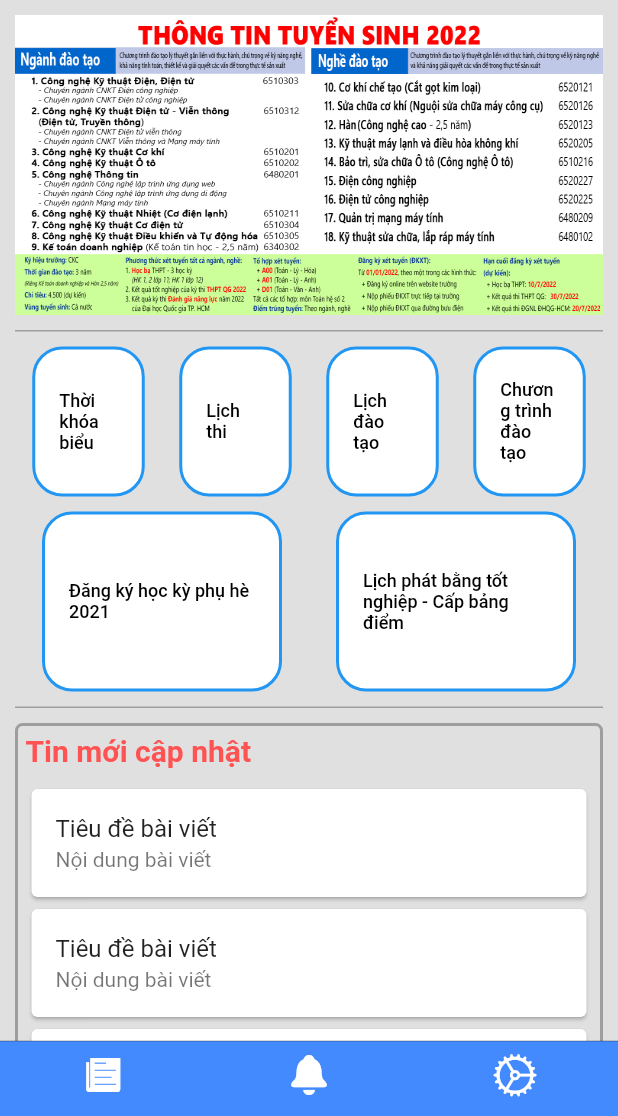
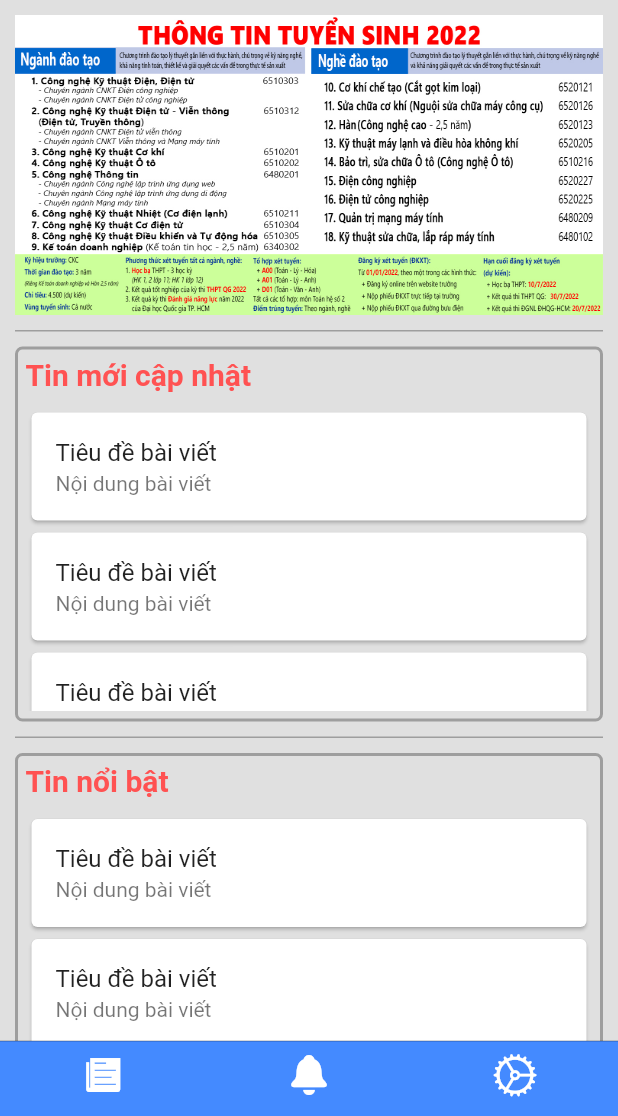
Before and after one commit to TianTruong/0306191282_0306191277, a Flutter app: the screen it shows after launch, after a tap on the "search" icon, on a phone screen of 412 x 824 dp, the part 120-1236 px from its top. Run offline on Flutter 3.47's test engine with Material 2 defaults, Android fonts, the phone set to English and light mode, and no system bars.

Commit message:
Demo UI Phòng HCQT

```diff
--- a/src/app_tin_tuc_cao_thang/lib/home/home.dart
+++ b/src/app_tin_tuc_cao_thang/lib/home/home.dart
@@ -2,6 +2,7 @@
 
 import 'package:app_tin_tuc_cao_thang/home/news.dart';
 import 'package:app_tin_tuc_cao_thang/home/notification.dart';
+import 'package:app_tin_tuc_cao_thang/home/phongban/phongHCQT.dart';
 import 'package:app_tin_tuc_cao_thang/home/phongban/phongdaotao.dart';
 import 'package:app_tin_tuc_cao_thang/home/settings.dart';
 import 'package:flutter/cupertino.dart';
@@ -9,7 +10,7 @@
 
 class HomePage extends StatelessWidget {
   HomePage({Key? key}) : super(key: key);
-  var screens = const [PhongDaoTao(), Noti(), Settings()];
+  var screens = const [PhongHCQT(), Noti(), Settings()];
 
   @override
   Widget build(BuildContext context) {
--- /dev/null
+++ b/src/app_tin_tuc_cao_thang/lib/home/phongban/phongHCQT.dart
@@ -0,0 +1,292 @@
+// ignore_for_file: avoid_unnecessary_containers
+
+import 'package:flutter/material.dart';
+
+class PhongHCQT extends StatefulWidget {
+  const PhongHCQT({Key? key}) : super(key: key);
+
+  @override
+  State<PhongHCQT> createState() => _PhongHCQTState();
+}
+
+class _PhongHCQTState extends State<PhongHCQT> {
+  @override
+  Widget build(BuildContext context) {
+    _buildDR() {
+      return Padding(
+        padding: const EdgeInsets.only(top: 10, bottom: 10),
+        child: Container(
+          decoration: BoxDecoration(
+              border: Border(
+                  bottom: BorderSide(color: Colors.grey.shade500, width: 1))),
+          child: const Center(heightFactor: 1.5),
+        ),
+      );
+    }
+
+    return Scaffold(
+      backgroundColor: Colors.grey.shade300,
+      body: ListView(
+        children: [
+          Container(
+            color: Colors.blueAccent,
+            child: Padding(
+              padding: const EdgeInsets.all(10.0),
+              child: Row(
+                children: [
+                  Image.asset(
+                    'images/logo.png',
+                    cacheHeight: 60,
+                    cacheWidth: 270,
+                  ),
+                  Expanded(
+                    child: Row(
+                      mainAxisAlignment: MainAxisAlignment.spaceAround,
+                      children: [
+                        IconButton(
+                            onPressed: () {},
+                            icon: const Icon(Icons.search, size: 45)),
+                        IconButton(
+                            onPressed: () {},
+                            icon: const Icon(Icons.circle, size: 45)),
+                      ],
+                    ),
+                  ),
+                ],
+              ),
+            ),
+          ),
+          Padding(
+            padding: const EdgeInsets.all(10.0),
+            child: Column(
+              children: [
+                Container(
+                  // decoration: BoxDecoration(
+                  //   border: Border.all(color: Colors.blue, width: 3),
+                  //   borderRadius: BorderRadius.circular(10),
+                  // ),
+                  height: 200,
+                  child: Image.asset(
+                    'images/TuyenSinh.jpg',
+                    height: 200,
+                    fit: BoxFit.fill,
+                  ),
+                ),
+                _buildDR(),
+                TinMoiCapNhat(),
+                _buildDR(),
+                TinNoiBat(),
+                _buildDR(),
+                LienHe()
+              ],
+            ),
+          ),
+        ],
+      ),
+    );
+  }
+}
+
+class TinMoiCapNhat extends StatefulWidget {
+  const TinMoiCapNhat({Key? key}) : super(key: key);
+
+  @override
+  State<TinMoiCapNhat> createState() => _TinMoiCapNhatState();
+}
+
+class _TinMoiCapNhatState extends State<TinMoiCapNhat> {
+  @override
+  Widget build(BuildContext context) {
+    return Container(
+      decoration: BoxDecoration(
+        border: Border.all(color: Colors.grey, width: 2),
+        borderRadius: BorderRadius.circular(5),
+      ),
+      height: 250,
+      child: Padding(
+        padding: const EdgeInsets.all(5.0),
+        child: Column(
+          crossAxisAlignment: CrossAxisAlignment.start,
+          children: [
+            const Padding(
+              padding: EdgeInsets.only(bottom: 10.0),
+              child: Text(
+                'Tin mới cập nhật',
+                style: TextStyle(
+                    fontSize: 20,
+                    fontWeight: FontWeight.bold,
+                    color: Colors.redAccent),
+              ),
+            ),
+            Expanded(
+              child: ListView(
+                children: const [
+                  Card(
+                    child: ListTile(
+                      title: Text('Tiêu đề bài viết'),
+                      subtitle: Text('Nội dung bài viết'),
+                    ),
+                  ),
+                  Card(
+                    child: ListTile(
+                      title: Text('Tiêu đề bài viết'),
+                      subtitle: Text('Nội dung bài viết'),
+                    ),
+                  ),
+                  Card(
+                    child: ListTile(
+                      title: Text('Tiêu đề bài viết'),
+                      subtitle: Text('Nội dung bài viết'),
+                    ),
+                  ),
+                  Card(
+                    child: ListTile(
+                      title: Text('Tiêu đề bài viết'),
+                      subtitle: Text('Nội dung bài viết'),
+                    ),
+                  ),
+                  Card(
+                    child: ListTile(
+                      title: Text('Tiêu đề bài viết'),
+                      subtitle: Text('Nội dung bài viết'),
+                    ),
+                  ),
+                  Card(
+                    child: ListTile(
+                      title: Text('Tiêu đề bài viết'),
+                      subtitle: Text('Nội dung bài viết'),
+                    ),
+                  ),
+                  Card(
+                    child: ListTile(
+                      title: Text('Tiêu đề bài viết'),
+                      subtitle: Text('Nội dung bài viết'),
+                    ),
+                  ),
+                  Card(
+                    child: ListTile(
+                      title: Text('Tiêu đề bài viết'),
+                      subtitle: Text('Nội dung bài viết'),
+                    ),
+                  ),
+                ],
+              ),
+            ),
+          ],
+        ),
+      ),
+    );
+  }
+}
+
+class TinNoiBat extends StatefulWidget {
+  const TinNoiBat({Key? key}) : super(key: key);
+
+  @override
+  State<TinNoiBat> createState() => _TinNoiBatState();
+}
+
+class _TinNoiBatState extends State<TinNoiBat> {
+  @override
+  Widget build(BuildContext context) {
+    return Container(
+      decoration: BoxDecoration(
+        border: Border.all(color: Colors.grey, width: 2),
+        borderRadius: BorderRadius.circular(5),
+      ),
+      height: 250,
+      child: Padding(
+        padding: const EdgeInsets.all(5.0),
+        child: Column(
+          crossAxisAlignment: CrossAxisAlignment.start,
+          children: [
+            const Padding(
+              padding: EdgeInsets.only(bottom: 10.0),
+              child: Text(
+                'Tin nổi bật',
+                style: TextStyle(
+                    fontSize: 20,
+                    fontWeight: FontWeight.bold,
+                    color: Colors.redAccent),
+              ),
+            ),
+            Expanded(
+              child: ListView(
+                children: const [
+                  Card(
+                    child: ListTile(
+                      title: Text('Tiêu đề bài viết'),
+                      subtitle: Text('Nội dung bài viết'),
+                    ),
+                  ),
+                  Card(
+                    child: ListTile(
+                      title: Text('Tiêu đề bài viết'),
+                      subtitle: Text('Nội dung bài viết'),
+                    ),
+                  ),
+                  Card(
+                    child: ListTile(
+                      title: Text('Tiêu đề bài viết'),
+                      subtitle: Text('Nội dung bài viết'),
+                    ),
+                  ),
+                  Card(
+                    child: ListTile(
+                      title: Text('Tiêu đề bài viết'),
+                      subtitle: Text('Nội dung bài viết'),
+                    ),
+                  ),
+                  Card(
+                    child: ListTile(
+                      title: Text('Tiêu đề bài viết'),
+                      subtitle: Text('Nội dung bài viết'),
+                    ),
+                  ),
+                  Card(
+                    child: ListTile(
+                      title: Text('Tiêu đề bài viết'),
+                      subtitle: Text('Nội dung bài viết'),
+                    ),
+                  ),
+                  Card(
+                    child: ListTile(
+                      title: Text('Tiêu đề bài viết'),
+                      subtitle: Text('Nội dung bài viết'),
+                    ),
+                  ),
+                  Card(
+                    child: ListTile(
+                      title: Text('Tiêu đề bài viết'),
+                      subtitle: Text('Nội dung bài viết'),
+                    ),
+                  ),
+                ],
+              ),
+            ),
+          ],
+        ),
+      ),
+    );
+  }
+}
+
+class LienHe extends StatelessWidget {
+  const LienHe({Key? key}) : super(key: key);
+
+  @override
+  Widget build(BuildContext context) {
+    return Container(
+      child: Column(
+        children: const [
+          Text('Điện thoại: 028.38212360 (11)',
+              style: TextStyle(fontSize: 16, color: Colors.black)),
+          Text('Email: ktcaothang@caothang.edu.vn',
+              style: TextStyle(fontSize: 16, color: Colors.black)),
+          Text('Website: hcqt.caothang.edu.vn',
+              style: TextStyle(fontSize: 16, color: Colors.black)),
+        ],
+      ),
+    );
+  }
+}
```
